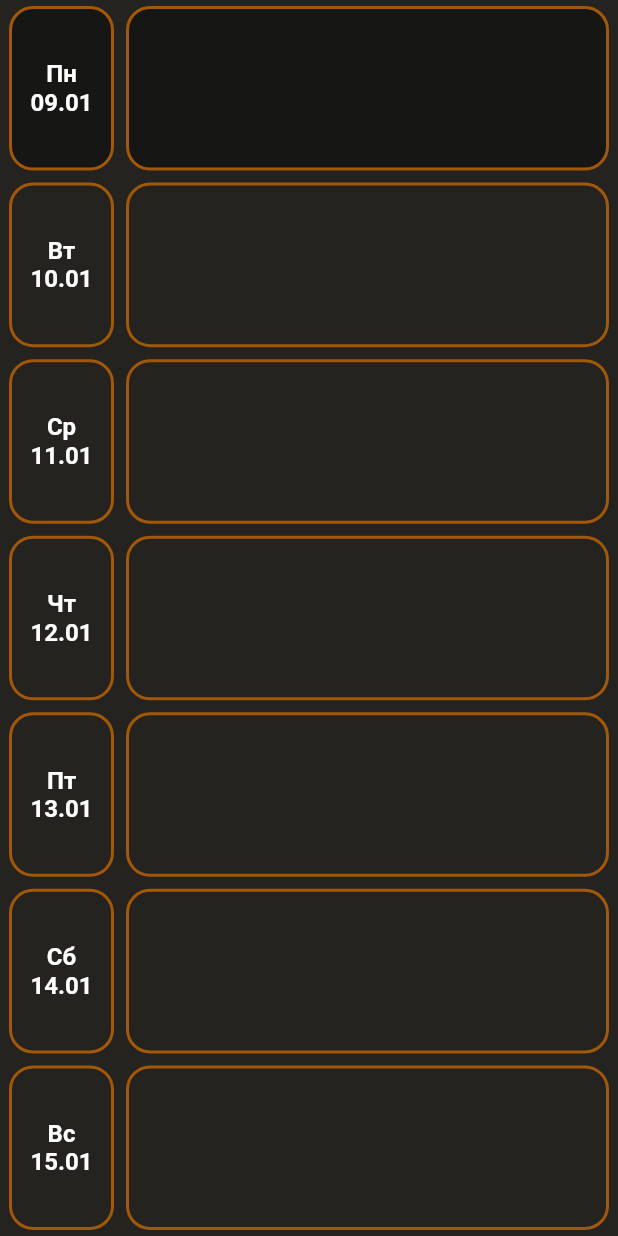
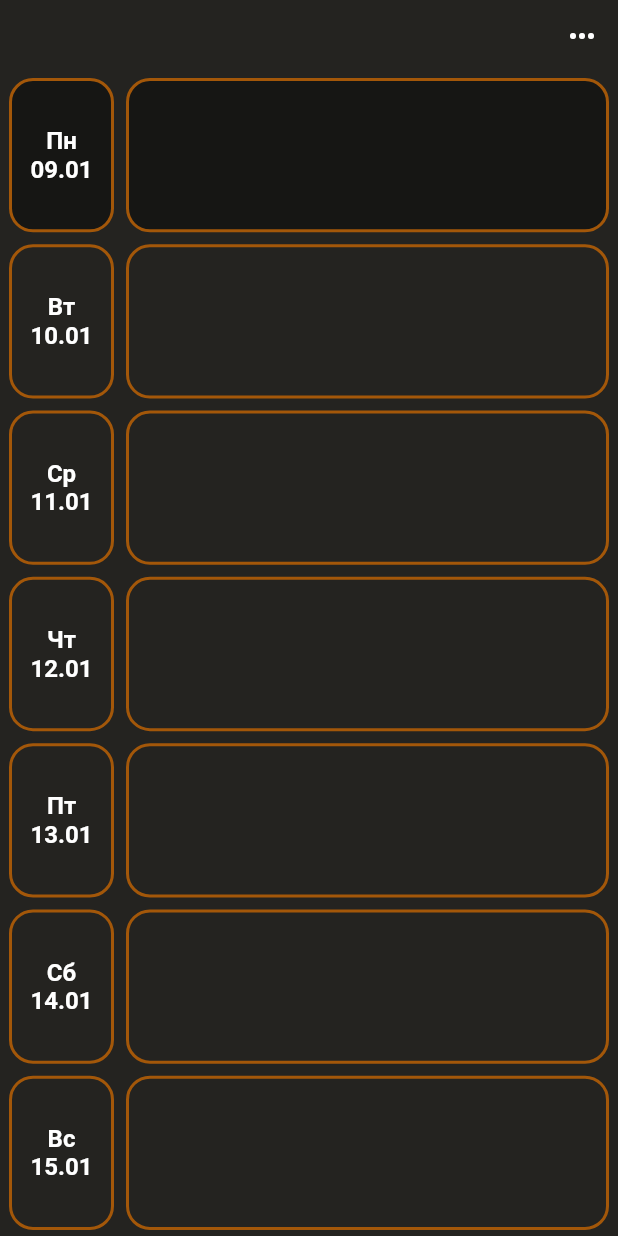
Before and after one commit to VipUser73/calendar_events, a Flutter app: the screen it shows after launch, on a phone screen of 412 x 824 dp. Run offline on Flutter 3.47's test engine with Material 2 defaults, Android fonts, the phone set to English and light mode, and no system bars; our stand-ins replace get, sqflite, syncfusion_flutter_calendar; accounts and stored records are empty.

Commit message:
Add calendar month.

```diff
--- a/lib/controllers/add_event_controller.dart
+++ b/lib/controllers/add_event_controller.dart
@@ -50,7 +50,6 @@ class AddEventController extends GetxController {
         finishTime: flag.value ? selectedFinishTime.value : null,
       );
       addEvent(event);
-      Get.back();
     }
   }
 
--- a/lib/main.dart
+++ b/lib/main.dart
@@ -1,3 +1,4 @@
+import 'package:calendar_of_events/pages/view_month/view_month_page.dart';
 import 'package:flutter_localizations/flutter_localizations.dart';
 import 'package:calendar_of_events/pages/add_event/add_event_page.dart';
 import 'package:calendar_of_events/pages/view_week/view_week_page.dart';
@@ -39,6 +40,7 @@ class CalendarApp extends StatelessWidget {
       //theme: ThemeData.dark(),
       getPages: [
         GetPage(name: '/', page: () => ViewWeekPage()),
+        GetPage(name: '/view_month', page: () => ViewMonthPage()),
         GetPage(name: '/add_event', page: () => AddEventPage()),
       ],
     );
--- a/lib/pages/view_week/view_week_page.dart
+++ b/lib/pages/view_week/view_week_page.dart
@@ -12,8 +12,23 @@ class ViewWeekPage extends StatelessWidget {
     return Scaffold(
       resizeToAvoidBottomInset: false,
       body: SafeArea(
-          child: GetBuilder<CalendarWeekController>(
-        builder: (calendarWeekController) => CalendarWeekWidget(),
+          child: Column(
+        children: [
+          Row(
+            mainAxisAlignment: MainAxisAlignment.end,
+            children: [
+              IconButton(
+                  onPressed: () => Get.toNamed('/view_month'),
+                  icon: const Icon(
+                    Icons.more_horiz,
+                    color: Colors.white,
+                  ))
+            ],
+          ),
+          GetBuilder<CalendarWeekController>(
+            builder: (calendarWeekController) => CalendarWeekWidget(),
+          ),
+        ],
       )),
     );
   }
--- a/lib/pages/view_week/widgets/calendar_week_widget.dart
+++ b/lib/pages/view_week/widgets/calendar_week_widget.dart
@@ -24,7 +24,8 @@ class CalendarWeekWidget extends GetView<CalendarWeekController> {
     return controller.obx(
       (state) {
         return GetBuilder<CalendarWeekController>(
-          builder: (calendarWeekController) => PageView.builder(
+          builder: (calendarWeekController) => Expanded(
+            child: PageView.builder(
                 controller: pageController,
                 itemBuilder: (BuildContext context, pageIndex) {
                   final List<CalendarWeekData> nameDay =
@@ -59,6 +60,7 @@ class CalendarWeekWidget extends GetView<CalendarWeekController> {
                     ],
                   );
                 }),
+          ),
         );
       },
       onLoading: const Center(child: CircularProgressIndicator()),
--- a/pubspec.yaml
+++ b/pubspec.yaml
@@ -36,7 +36,7 @@ dependencies:
   path_provider: ^2.0.11
   flutter_localization: ^0.1.9
   sqflite: ^2.2.2
-  time_range: ^1.1.0
+  syncfusion_flutter_calendar: ^20.4.42
   cupertino_icons: ^1.0.2
   flutter_localizations:
     sdk: flutter
```
Also changed, not shown: lib/models/event_data_source.dart (added, +19 -0 lines), lib/pages/add_event/add_event_page.dart (+6 -1 lines), lib/pages/view_month/view_month_page.dart (added, +60 -0 lines), pubspec.lock. Lines whose indentation alone changed are shown as unchanged.
